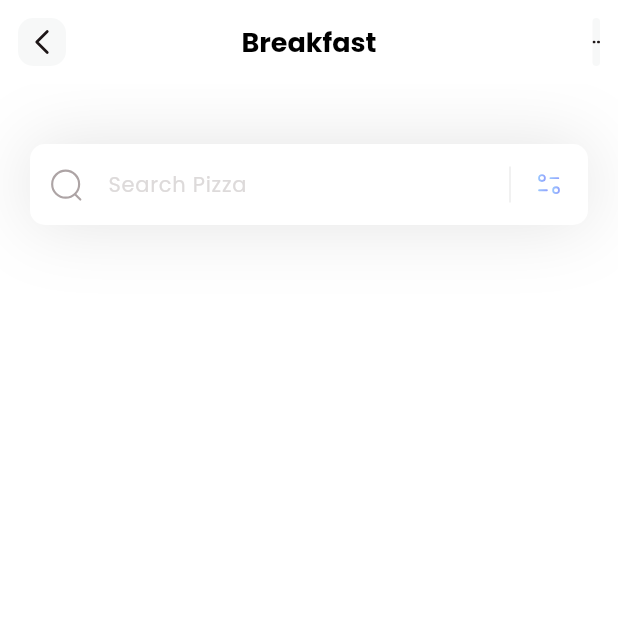
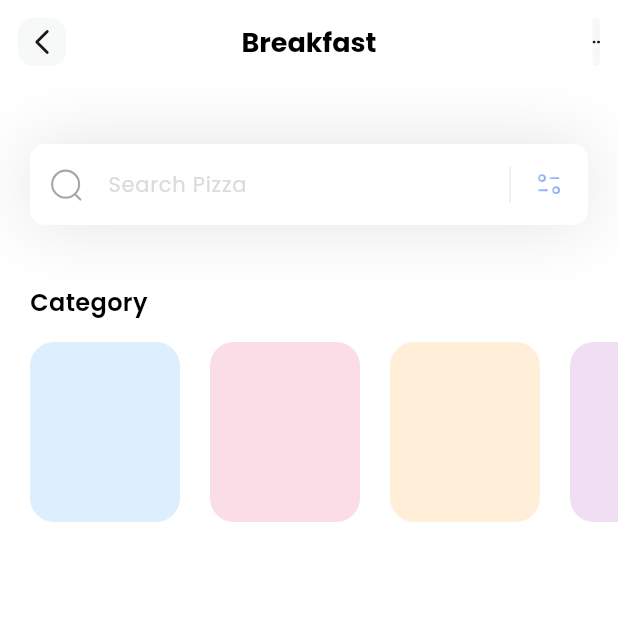
Before and after one commit to furyydev/trell, a Flutter app: the screen it shows after launch, on a phone screen of 412 x 824 dp, the top half of it. Run offline on Flutter 3.47's test engine with Material 3 defaults, Android fonts, the phone set to English and light mode, and no system bars; our stand-ins replace flutter_svg.

Commit message:
category section

```diff
--- a/lib/main.dart
+++ b/lib/main.dart
@@ -14,7 +14,7 @@ class MyApp extends StatelessWidget {
       title: 'Trell',
       debugShowCheckedModeBanner: false,
       theme: ThemeData(fontFamily: 'Poppins'),
-      home: const Homepage(),
+      home: Homepage(),
     );
   }
 }
--- /dev/null
+++ b/lib/models/categorymodels.dart
@@ -0,0 +1,46 @@
+import 'package:flutter/material.dart';
+
+class CategoryModel {
+  String name;
+  String iconPath;
+  Color boxColor;
+
+  CategoryModel({
+    required this.name,
+    required this.iconPath,
+    required this.boxColor,
+  });
+
+  static List<CategoryModel> getCategories() {
+    List<CategoryModel> categories = [];
+    categories.add(
+      CategoryModel(
+        name: 'Salad',
+        iconPath: 'assets/icons/plate.svg',
+        boxColor: Colors.blue.shade100,
+      ),
+    );
+    categories.add(
+      CategoryModel(
+        name: 'Cake',
+        iconPath: 'assets/icons/honey-pancakes.svg',
+        boxColor: Colors.pink.shade100,
+      ),
+    );
+    categories.add(
+      CategoryModel(
+        name: 'Pie',
+        iconPath: 'assets/icons/pie.svg',
+        boxColor: Colors.orange.shade100,
+      ),
+    );
+    categories.add(
+      CategoryModel(
+        name: 'Smoothies',
+        iconPath: 'assets/icons/orange-snacks.svg',
+        boxColor: Colors.purple.shade100,
+      ),
+    );
+    return categories;
+  }
+}
--- a/lib/pages/homepage.dart
+++ b/lib/pages/homepage.dart
@@ -1,17 +1,70 @@
-import 'dart:math';
-
 import 'package:flutter/material.dart';
 import 'package:flutter_svg/svg.dart';
+import 'package:trell/models/categorymodels.dart';
 
-class Homepage extends StatelessWidget {
-  const Homepage({super.key});
+class Homepage extends StatefulWidget {
+  Homepage({super.key});
+
+  @override
+  State<Homepage> createState() => _HomepageState();
+}
+
+class _HomepageState extends State<Homepage> {
+  List<CategoryModel> categories = [];
+
+  void _getCategories() {
+    categories = CategoryModel.getCategories();
+  }
 
   @override
   Widget build(BuildContext context) {
+    _getCategories();
     return Scaffold(
       appBar: appBar(), // Upar wala part
       backgroundColor: Colors.white,
-      body: Column(children: [_searchBar()]),
+      body: Column(
+        crossAxisAlignment: CrossAxisAlignment.start,
+        children: [
+          _searchBar(),
+          SizedBox(height: 40),
+          Column(
+            crossAxisAlignment: CrossAxisAlignment.start,
+            children: [
+              Padding(
+                padding: const EdgeInsets.only(left: 20),
+                child: Text(
+                  'Category',
+                  style: TextStyle(
+                    color: Colors.black,
+                    fontSize: 16,
+                    fontWeight: FontWeight.w600,
+                  ),
+                ),
+              ),
+              SizedBox(height: 15),
+              Container(
+                height: 120,
+                child: ListView.separated(
+                  itemCount: categories.length,
+                  scrollDirection: Axis.horizontal,
+                  separatorBuilder: (context, index) => SizedBox(width: 20),
+                  padding: EdgeInsets.only(left: 20, right: 20),
+                  itemBuilder: (context, index) {
+                    return Container(
+                      // height: 50,
+                      width: 100,
+                      decoration: BoxDecoration(
+                        color: categories[index].boxColor.withOpacity(0.5),
+                        borderRadius: BorderRadius.circular(16),
+                      ),
+                    );
+                  },
+                ),
+              ),
+            ],
+          ),
+        ],
+      ),
     );
   }
 
@@ -23,6 +76,7 @@ class Homepage extends StatelessWidget {
         borderRadius: BorderRadius.circular(10),
         boxShadow: [
           BoxShadow(
+            // ignore: deprecated_member_use
             color: Color(0xff000000).withOpacity(0.11),
             blurRadius: 40,
             spreadRadius: 0.0,
@@ -40,6 +94,7 @@ class Homepage extends StatelessWidget {
             padding: const EdgeInsets.all(12),
             child: SvgPicture.asset('assets/icons/Search.svg'),
           ),
+          // ignore: sized_box_for_whitespace
           suffixIcon: Container(
             width: 100,
             child: IntrinsicHeight(
```
